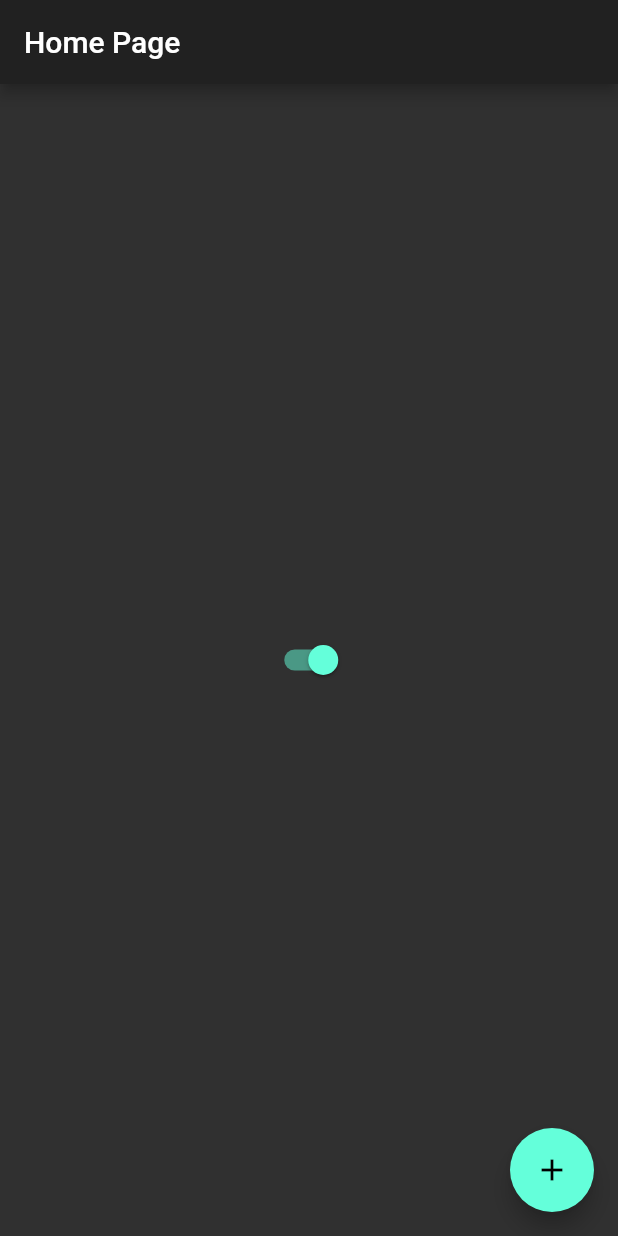
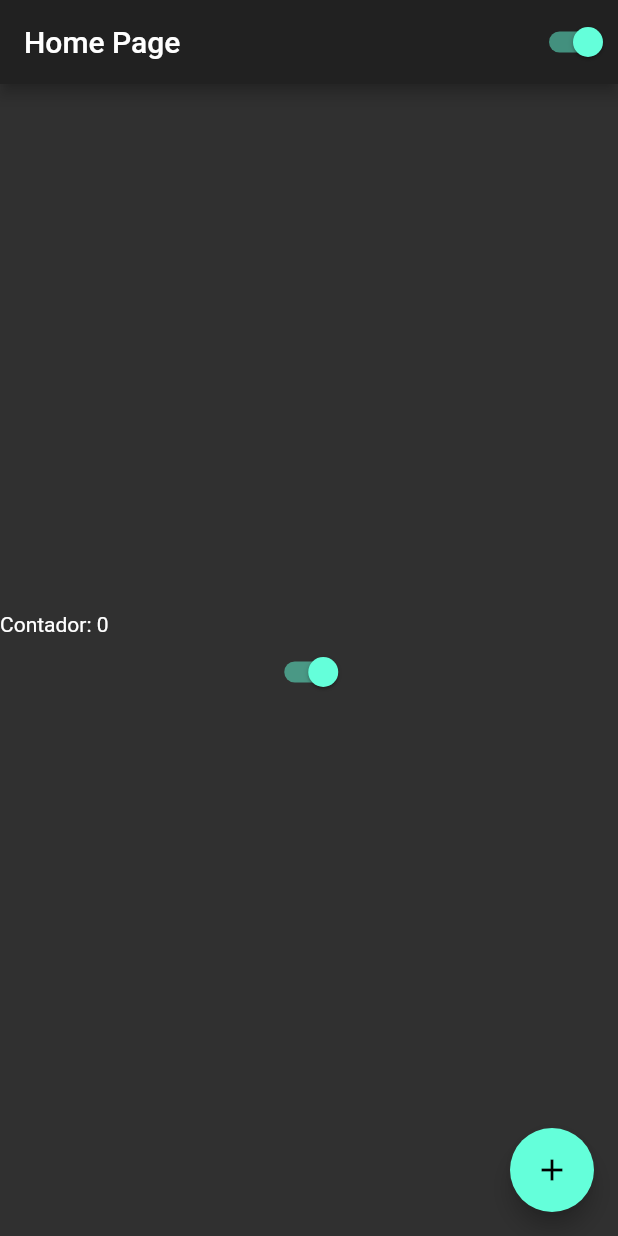
Before and after one commit to lucashpacheco/Curso-Flutter-Basico, a Flutter app: the screen it shows after launch, on a phone screen of 412 x 824 dp. Run offline on Flutter 3.47's test engine with Material 2 defaults, Android fonts, the phone set to English and light mode, and no system bars.

Commit message:
Colunas , alinhamentos

```diff
--- a/ola_mundo/lib/home_page.dart
+++ b/ola_mundo/lib/home_page.dart
@@ -16,13 +16,20 @@ class HomePageState extends State<HomePage> {
     return Scaffold(
       appBar: AppBar(
         title: Text('Home Page'),
+        actions: [
+          CustomSwitch(),
+        ],
       ),
-      body: Center(
-        child: Switch(
-          value: AppController.instance.isDartTheme,
-          onChanged: (value) {
-            AppController.instance.changeTheme();
-          },
+      body: Container(
+        width: double.infinity,
+        height: double.infinity,
+        child: Column(
+          mainAxisAlignment: MainAxisAlignment.center,
+          crossAxisAlignment: CrossAxisAlignment.stretch,
+          children: [
+            Text('Contador: $counter'),
+            CustomSwitch(),
+          ],
         ),
       ),
       floatingActionButton: FloatingActionButton(
@@ -36,3 +43,15 @@ class HomePageState extends State<HomePage> {
     );
   }
 }
+
+class CustomSwitch extends StatelessWidget {
+  @override
+  Widget build(BuildContext context) {
+    return Switch(
+      value: AppController.instance.isDartTheme,
+      onChanged: (value) {
+        AppController.instance.changeTheme();
+      },
+    );
+  }
+}
```
